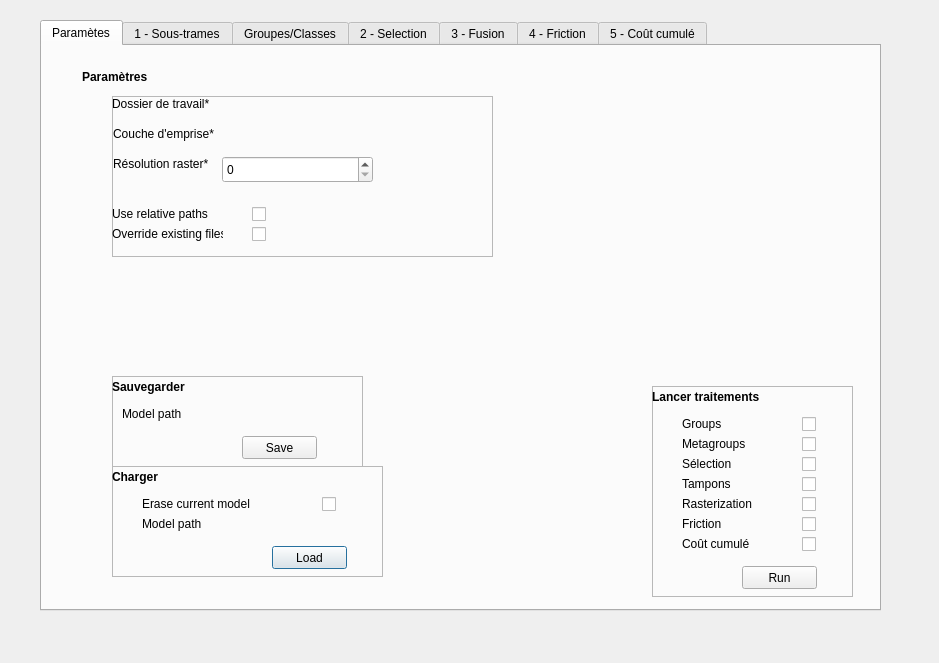
Above: eco_cont_dialog_base.ui from MathieuChailloux/BioDispersal before the change. Below: the same form after it.
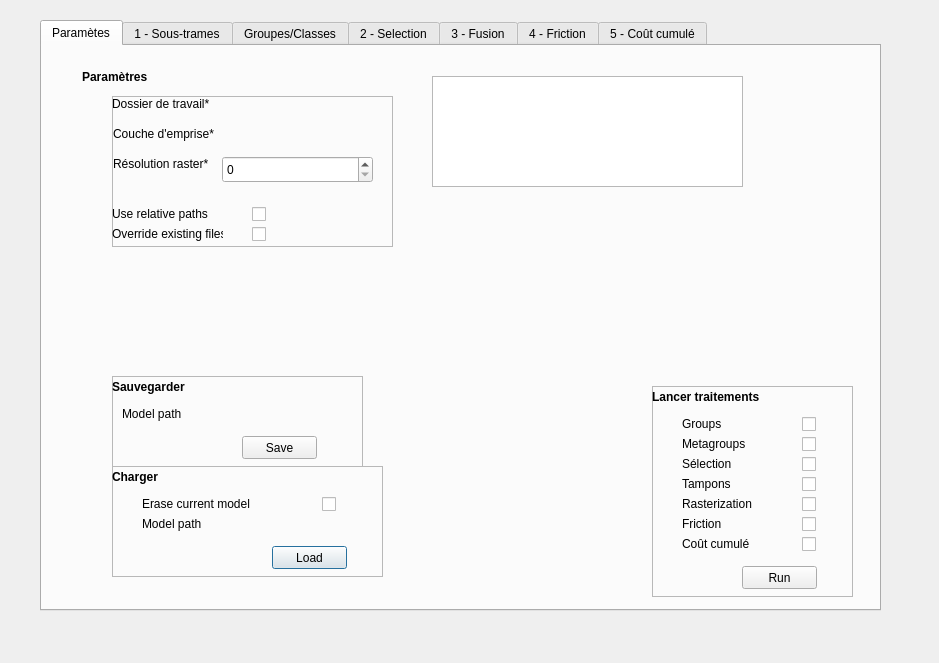
That is the form after the change. The open tabs and pages were chosen to show the change. Custom widgets are drawn as their Qt base class.

Commit message: Adding params view

Patch:
```diff
--- a/eco_cont_dialog_base.ui
+++ b/eco_cont_dialog_base.ui
@@ -454,8 +454,8 @@
       <rect>
        <x>70</x>
        <y>50</y>
-       <width>381</width>
-       <height>161</height>
+       <width>281</width>
+       <height>151</height>
       </rect>
      </property>
      <property name="frameShape">
@@ -589,6 +589,16 @@
       </property>
      </widget>
     </widget>
+    <widget class="QTableView" name="paramsView">
+     <property name="geometry">
+      <rect>
+       <x>390</x>
+       <y>30</y>
+       <width>311</width>
+       <height>111</height>
+      </rect>
+     </property>
+    </widget>
    </widget>
    <widget class="QWidget" name="stTab">
     <attribute name="title">
```
Left out of the diff: 2 changed lines with no effect on the pictures. The commit also changes 3 other files.
